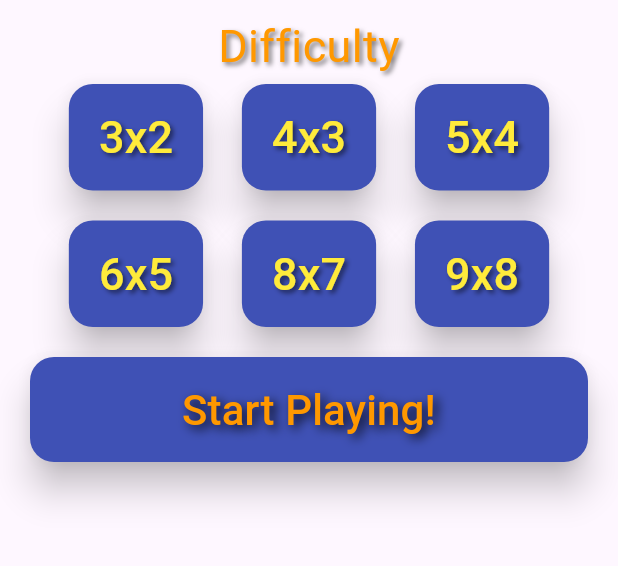
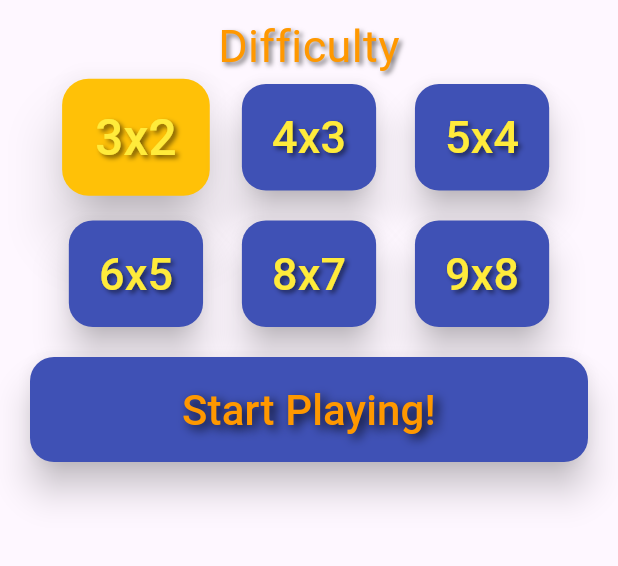
Before and after one commit to TangierDreams/flippy_pairs, a Flutter app: the screen it shows after launch, on a phone screen of 412 x 824 dp, the part 108-674 px from its top. Run offline on Flutter 3.47's test engine with Material 3 defaults, Android fonts, the phone set to English and light mode, and no system bars; our stand-ins replace audioplayers, google_fonts, supabase_flutter; accounts and stored records are empty; Roboto replaces fonts that are missing (Chewy).

Commit message:
23/09/2025

```diff
--- a/lib/PAGES/_HOME/pag_home.dart
+++ b/lib/PAGES/_HOME/pag_home.dart
@@ -1,13 +1,39 @@
 import 'package:flippy_pairs/SHARED/UTILS/constants.dart';
 import 'package:flutter/material.dart';
 import 'package:flippy_pairs/SHARED/WIDGETS/wid_toolbar.dart';
-import 'package:google_fonts/google_fonts.dart';
+import 'package:audioplayers/audioplayers.dart';
+
+// Variables globales:
 
 int rowsSelected = 3;
 int colsSelected = 2;
+final player = AudioPlayer();
 
-class PagHome extends StatelessWidget {
+class PagHome extends StatefulWidget {
   const PagHome({super.key});
+
+  @override
+  State<PagHome> createState() => _PagHomeState();
+}
+
+
+class _PagHomeState extends State<PagHome> {
+
+  // NEW: we keep track of the selected button index
+
+  int selectedIndex = 0; // by default, first level selected
+
+  // NEW: list of levels to avoid repeating code
+
+  final levels = const [
+    {"title": "3x2", "rows": 3, "cols": 2},
+    {"title": "4x3", "rows": 4, "cols": 3},
+    {"title": "5x4", "rows": 5, "cols": 4},
+    {"title": "6x5", "rows": 6, "cols": 5},
+    {"title": "8x7", "rows": 8, "cols": 7},
+    {"title": "9x8", "rows": 9, "cols": 8},
+  ];
+
 
   @override
   Widget build(BuildContext context) {
@@ -21,9 +47,8 @@ class PagHome extends StatelessWidget {
         subtitle: "Harden Your Mind Once and for All!",
       ),
 
-      // Menú Lateral:
+      //drawer: MyDrawer(),
 
-      //drawer: MyDrawer(),
       body: Padding(
         padding: const EdgeInsets.all(20.0),
         child: Column(
@@ -32,51 +57,66 @@ class PagHome extends StatelessWidget {
             Text(
               'Difficulty',
               textAlign: TextAlign.center,
-              style: GoogleFonts.chewy(
-                textStyle: const TextStyle(
-                  fontSize: 30,
-                  height: 0.7,
-                  color: Colors.orange,
-                  shadows: [
-                    Shadow(
-                      blurRadius: 4,
-                      color: Colors.black54,
-                      offset: Offset(2, 2),
-                    ),
-                  ],
-                ),
-              ),
+              style: AppTexts.textStyleOrange30,
             ),
 
             const SizedBox(height: 15),
 
+            // 🔥 NEW: Generate the buttons dynamically in 2 rows
+            for (int row = 0; row < 2; row++) ...[
               Row(
                 mainAxisAlignment: MainAxisAlignment.spaceEvenly,
-              children: [
-                GridButton(pTitle: "3x2", pRows: 3, pCols: 2),
-                GridButton(pTitle: "4x3", pRows: 4, pCols: 3),
-                GridButton(pTitle: "5x4", pRows: 5, pCols: 4),
+                children: List.generate(3, (col) {
+                  final index = row * 3 + col; // compute global index
+                  final level = levels[index];
+                  return LevelButton(
+                    pTitle: level["title"] as String,
+                    pRows: level["rows"] as int,
+                    pCols: level["cols"] as int,
+                    selected: selectedIndex == index, // highlight if selected
+                    onTap: () {
+                      setState(() {
+                        selectedIndex = index;
+                        rowsSelected = level["rows"] as int;
+                        colsSelected = level["cols"] as int;
+                      });
+                    },
+                  );
+                }),
+              ),
+              const SizedBox(height: 20),
+            ],
+
+            PlayButton(),
           ],
         ),
+      ),
+    );
+  }
+}
 
-            const SizedBox(height: 20),
 
-            Row(
-              mainAxisAlignment: MainAxisAlignment.spaceEvenly,
-              children: [
-                GridButton(pTitle: "6x5", pRows: 6, pCols: 5),
-                GridButton(pTitle: "8x7", pRows: 8, pCols: 7),
-                GridButton(pTitle: "9x8", pRows: 9, pCols: 8),
-              ],
-            ),
+//------------------------------------------------------------------------------
+// Botón Play
+//------------------------------------------------------------------------------
+class PlayButton extends StatelessWidget {
+  const PlayButton({
+    super.key,
+  });
 
-            const SizedBox(height: 20),
+  // static shared player so we can preload
+  static final AudioPlayer _player = AudioPlayer()..setSource(AssetSource('sounds/play.mp3'));
 
-            ElevatedButton(
+  @override
+  Widget build(BuildContext context) {
+
+    return ElevatedButton(
       onPressed: () {
-                Navigator.of(
-                  context,
-                ).pushNamed('/game', arguments: {'pRows': rowsSelected, 'pCols': colsSelected});
+        _player.resume(); // resume preloaded sound
+        Navigator.of(context).pushNamed(
+          '/game',
+          arguments: {'pRows': rowsSelected, 'pCols': colsSelected},
+        );
       },
       style: ElevatedButton.styleFrom(
         padding: const EdgeInsets.symmetric(
@@ -93,74 +133,63 @@ class PagHome extends StatelessWidget {
 
       child: Text(
         'Start Playing!',
-                style: GoogleFonts.luckiestGuy(
-                  textStyle: const TextStyle(
-                    fontSize: 28,
-                    //height: 0.9,
-                    color: Colors.orange,
-                    shadows: [
-                      Shadow(
-                        blurRadius: 8,
-                        color: Colors.black87,
-                        offset: Offset(3, 3),
-                      ),
-                    ],
-                  ),
-                ),
+        style: AppTexts.textStyleOrange28,
         textAlign: TextAlign.center,
       ),
+    );
+  }
+}
+
+
+//------------------------------------------------------------------------------
+// Boton de nivel.
+//------------------------------------------------------------------------------
+class LevelButton extends StatelessWidget {
+  final String pTitle;
+  final int pRows;
+  final int pCols;
+  final bool selected;
+  final VoidCallback onTap;
+
+  const LevelButton({
+    super.key,
+    required this.pTitle,
+    required this.pRows,
+    required this.pCols,
+    required this.selected,
+    required this.onTap,
+  });
+
+  @override
+  Widget build(BuildContext context) {
+
+
+
+    return AnimatedScale(
+      scale: selected ? 1.1 : 1.0, // 🔥 grows when selected
+      duration: const Duration(milliseconds: 200),
+      curve: Curves.easeOutBack,   // 🔥 elastic effect
+      child: ElevatedButton(
+      onPressed: () async {
+          // 🔥 Play funny sound
+          await player.play(AssetSource('sounds/notification.mp3'));
+
+          // Then trigger the callback
+          onTap();
+      },
+      style: ElevatedButton.styleFrom(
+        padding: const EdgeInsets.symmetric(vertical: 25, horizontal: 20),
+        backgroundColor: selected ? AppColors.accent : AppColors.primary, // 🔥 highlight if selected
+        foregroundColor: AppColors.contrast,
+        shape: RoundedRectangleBorder(borderRadius: BorderRadius.circular(16)),
+        elevation: selected ? 15 : 10, // 🔥 stronger elevation when selected
       ),
-          ],
+      child: Text(
+        pTitle,
+        style: AppTexts.textStyleYellow30,
+        textAlign: TextAlign.center,
       ),
       ),
     );
   }
 }
-
-class GridButton extends StatelessWidget {
-  final String pTitle;
-  final int pRows;
-  final int pCols;
-
-  const GridButton({
-    super.key,
-    required this.pTitle,
-    required this.pRows,
-    required this.pCols,
-  });
-
-  @override
-  Widget build(BuildContext context) {
-    return ElevatedButton(
-        onPressed: () {
-            rowsSelected = pRows;
-            colsSelected = pCols;
-        },
-        style: ElevatedButton.styleFrom(
-        padding: const EdgeInsets.symmetric(vertical: 25, horizontal: 20),
-        backgroundColor: AppColors.primary,
-        foregroundColor: AppColors.contrast,
-        shape: RoundedRectangleBorder(borderRadius: BorderRadius.circular(16)),
-        elevation: 10,
-      ),
-      child: Text(
-        pTitle,
-        style: GoogleFonts.chewy(
-          textStyle: const TextStyle(
-            fontSize: 30,
-            height: 0.7,
-            color: Colors.yellow,
-            shadows: [
-              Shadow(
-                blurRadius: 4,
-                color: Colors.black54,
-                offset: Offset(2, 2),
-              ),
-            ],
-          ),
-        ),
-        textAlign: TextAlign.center,
-      ),
-    );
-  }
-}
--- a/lib/SHARED/UTILS/constants.dart
+++ b/lib/SHARED/UTILS/constants.dart
@@ -1,4 +1,5 @@
 import 'package:flutter/material.dart';
+import 'package:google_fonts/google_fonts.dart';
 
 class AppGeneral {
   static const String title = "Flippy Pairs";
@@ -14,6 +15,52 @@ class AppColors {
 }
 
 class AppTexts {
+
+  static final textStyleOrange30 = GoogleFonts.chewy(
+      textStyle: const TextStyle(
+        fontSize: 30,
+        height: 0.7,
+        color: Colors.orange,
+        shadows: [
+          Shadow(
+            blurRadius: 4,
+            color: Colors.black54,
+            offset: Offset(2, 2),
+          ),
+        ],
+      ),
+  );
+
+  static final textStyleOrange28 = GoogleFonts.luckiestGuy(
+      textStyle: const TextStyle(
+        fontSize: 28,
+        //height: 0.9,
+        color: Colors.orange,
+        shadows: [
+          Shadow(
+            blurRadius: 8,
+            color: Colors.black87,
+            offset: Offset(3, 3),
+          ),
+        ],
+      ),
+    );
+
+  static final textStyleYellow30 = GoogleFonts.chewy(
+        textStyle: const TextStyle(
+          fontSize: 30,
+          height: 0.7,
+          color: Colors.yellow,
+          shadows: [
+            Shadow(
+              blurRadius: 4,
+              color: Colors.black54,
+              offset: Offset(2, 2),
+            ),
+          ],
+        ),
+  );
+
   static final TextStyle subtitle = TextStyle(
     fontSize: 20,
     color: AppColors.contrast,
--- a/lib/main.dart
+++ b/lib/main.dart
@@ -1,10 +1,16 @@
+import 'package:audioplayers/audioplayers.dart';
 import 'package:flippy_pairs/PAGES/GAME/pag_game.dart';
 import 'package:flutter/material.dart';
 import 'package:flippy_pairs/PAGES/_HOME/pag_home.dart';
 import 'package:flippy_pairs/SHARED/UTILS/constants.dart';
 
+final AudioPlayer clickPlayer = AudioPlayer();
+
 Future<void> main() async {
   WidgetsFlutterBinding.ensureInitialized();
+
+  // Preload the sound once
+  await clickPlayer.setSource(AssetSource('sounds/play.mp3'));
 
   runApp(const MyApp());
 }
--- a/pubspec.yaml
+++ b/pubspec.yaml
@@ -29,6 +29,8 @@ environment:
 # versions available, run `flutter pub outdated`.
 dependencies:
   google_fonts: ^6.2.1
+
+  audioplayers: ^6.0.0
 
   flutter:
     sdk: flutter
@@ -63,6 +65,8 @@ flutter:
   # To add assets to your application, add an assets section, like this:
   assets:
     - assets/images/
+    - assets/sounds/notification.mp3
+    - assets/sounds/play.mp3
 
   # An image asset can refer to one or more resolution-specific "variants", see
   # https://flutter.dev/to/resolution-aware-images
```
Also changed, not shown: pubspec.lock, 7 other files. Lines whose indentation alone changed are shown as unchanged.
